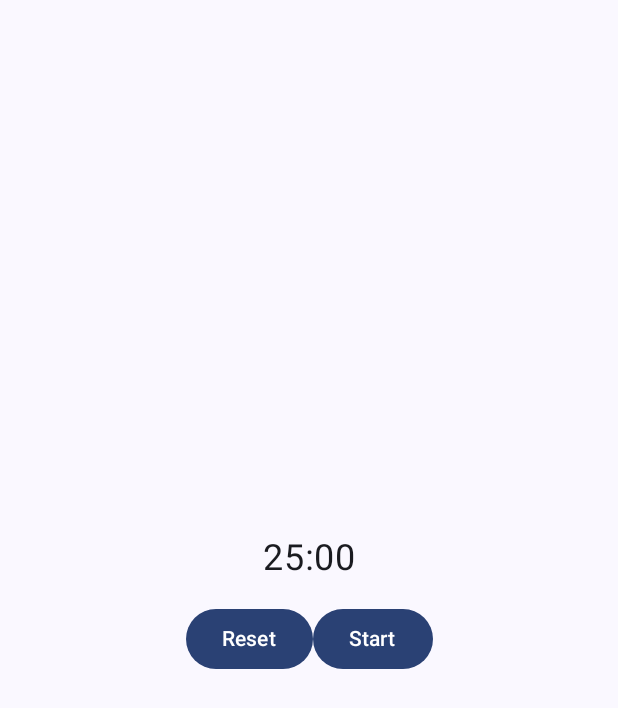
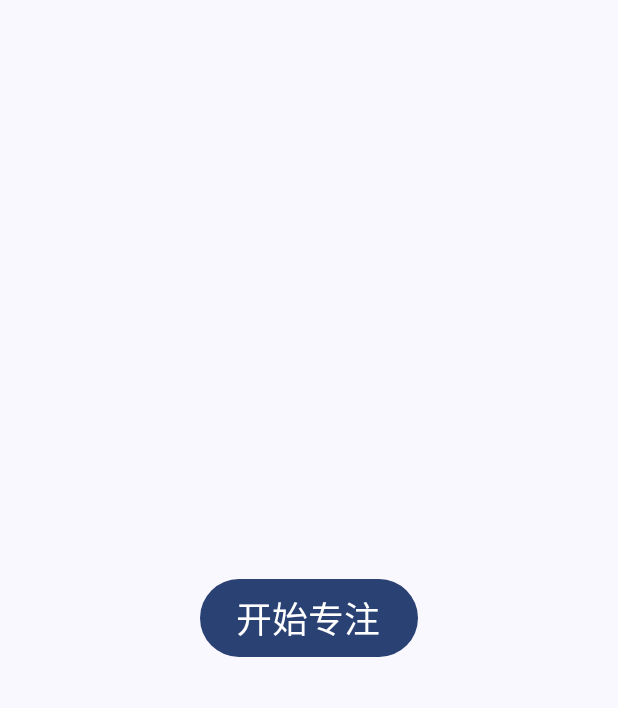
Before and after one commit to Fifate/Pomodoro, an Android app built with Jetpack Compose: the screen it shows after launch (MainActivity), on a phone screen of 412 x 824 dp. Shown: the top 708 px of the screen. Run offline under Robolectric (Android 15) with nearby library versions, the phone set to English and light mode, and no system bars.

Commit message:
feat: 初步实现番茄时钟原型系统，下一步对代码结构和ui进行优化

```diff
--- a/app/src/main/java/com/fifate/tomato_clock/MainActivity.kt
+++ b/app/src/main/java/com/fifate/tomato_clock/MainActivity.kt
@@ -11,13 +11,15 @@ import androidx.compose.foundation.layout.Arrangement
 import androidx.compose.foundation.layout.Column
 import androidx.compose.foundation.layout.Row
 import androidx.compose.foundation.layout.fillMaxSize
-import androidx.compose.foundation.layout.padding
 import androidx.compose.material3.Button
 import androidx.compose.material3.MaterialTheme
 import androidx.compose.material3.Surface
 import androidx.compose.material3.Text
 import androidx.compose.runtime.Composable
+import androidx.compose.runtime.LaunchedEffect
+import androidx.compose.runtime.derivedStateOf
 import androidx.compose.runtime.getValue
+import androidx.compose.runtime.mutableIntStateOf
 import androidx.compose.runtime.mutableStateOf
 import androidx.compose.runtime.remember
 import androidx.compose.runtime.rememberCoroutineScope
@@ -25,14 +27,16 @@ import androidx.compose.runtime.setValue
 import androidx.compose.ui.Alignment
 import androidx.compose.ui.Modifier
 import androidx.compose.ui.tooling.preview.Preview
-import androidx.compose.ui.unit.dp
 import androidx.compose.ui.unit.sp
+import com.fifate.tomato_clock.state.PomodoroState
 import com.fifate.tomato_clock.ui.theme.TomatoClockTheme
 import kotlinx.coroutines.launch
-import kotlinx.coroutines.time.delay
-import java.time.Duration
+import kotlinx.coroutines.delay
+import kotlinx.coroutines.isActive
+
 
 class MainActivity : ComponentActivity() {
+    @RequiresApi(Build.VERSION_CODES.O)
     override fun onCreate(savedInstanceState: Bundle?) {
         super.onCreate(savedInstanceState)
         enableEdgeToEdge()
@@ -50,49 +54,115 @@ class MainActivity : ComponentActivity() {
 }
 
 
-@SuppressLint("DefaultLocale")
+@RequiresApi(Build.VERSION_CODES.O)
+@SuppressLint("DefaultLocale", "CoroutineCreationDuringComposition", "UnrememberedMutableState")
 @Preview(showBackground = true)
 @Composable
 fun PomodoroTimer() {
+    var state:PomodoroState by remember { mutableStateOf(PomodoroState.INIT) }
+
+
     // State to store the initial and remaining time in seconds
-    var initialTime by remember { mutableStateOf(1500) } // 25 minutes in seconds
-    var remainingTime by remember { mutableStateOf(initialTime) }
-    // State to track the timer state
-    var isRunning by remember { mutableStateOf(false) }
+    val initialFocusTime by remember { mutableIntStateOf(1500) } // 25 minutes in seconds
+    val initBreakTime by remember { mutableIntStateOf(5*60) } // 15 minutes in seconds
+    var remainingFocusTime by remember { mutableIntStateOf(initialFocusTime) }
+    var remainingBreakTime by remember { mutableIntStateOf(initBreakTime) }
+    var overFocusTime by remember { mutableIntStateOf(0) }
+    var overBreakTime by remember { mutableIntStateOf(0) }
+    var isPause by remember { mutableStateOf(false) }
+
+
+    val timeDisplay = derivedStateOf {
+        String.format("%2d:%02d", remainingFocusTime / 60, remainingFocusTime % 60)
+    }
+
 
     // Coroutine scope
     val coroutineScope = rememberCoroutineScope()
 
     // Function to start the timer
     @RequiresApi(Build.VERSION_CODES.O)
-    fun startTimer() {
-        if (!isRunning && remainingTime > 0) {
-            coroutineScope.launch {
-                do{
-                    kotlinx.coroutines.delay(1000)
-                    if(isRunning){
-                        remainingTime--
-                    }else{
-                        break
-                    }
-                }while (remainingTime > 0)
-                // Notify when time is up
-                // ...
-                isRunning = false
-            }
-            isRunning = true
-        }
+    fun startFocus() {
+        state = PomodoroState.FOCUSING
+        isPause = false
+        remainingFocusTime = initialFocusTime
     }
 
-    // Function to pause the timer
-    fun pauseTimer() {
-        isRunning = false
+    fun focusEnd() {
+        state = PomodoroState.FOCUSED
+        overFocusTime = 0
+    }
+
+    fun startBreak() {
+        state = PomodoroState.BREAKING
+        remainingBreakTime = initBreakTime
+    }
+
+    fun breakEnd() {
+        state = PomodoroState.BROKE
+        overBreakTime = 0
+    }
+
+
+    fun pauseTimer(){
+        isPause = true
+    }
+
+    fun continueTimer(){
+        isPause = false
     }
 
     // Function to reset the timer
     fun resetTimer() {
-        isRunning = false
-        remainingTime = initialTime
+        isPause = false
+        remainingFocusTime = initialFocusTime
+        remainingBreakTime = initBreakTime
+    }
+
+    fun skipBreak(){
+        state = PomodoroState.FOCUSING
+        remainingFocusTime = initialFocusTime
+    }
+
+    fun skipFocus(){
+        state = PomodoroState.BREAKING
+        remainingBreakTime = initBreakTime
+    }
+
+    // Launch a coroutine to update the remaining time
+    LaunchedEffect(key1 = true) {
+        coroutineScope.launch {
+            while(isActive){
+                delay(1000)
+                if (isPause){
+                    continue
+                }
+                when(state){
+                    PomodoroState.INIT -> {}
+                    PomodoroState.FOCUSING -> {
+                        if (remainingFocusTime > 0) {
+                            remainingFocusTime--
+                        } else if(remainingFocusTime == 0){
+                            focusEnd()
+                        }
+                    }
+                    PomodoroState.FOCUSED -> {
+                        overFocusTime++
+                    }
+                    PomodoroState.BREAKING -> {
+                        if (remainingBreakTime > 0) {
+                            remainingBreakTime--
+                        } else if (remainingBreakTime == 0) {
+                            breakEnd()
+                        }
+                    }
+                    PomodoroState.BROKE ->{
+                        overBreakTime++
+                    }
+                }
+            }
+    }
+
     }
 
     // UI layout
@@ -101,22 +171,62 @@ fun PomodoroTimer() {
         horizontalAlignment = Alignment.CenterHorizontally,
         verticalArrangement = Arrangement.Center
     ) {
-        Text(
-            text = String.format("%d:%02d", remainingTime / 60, remainingTime % 60),
-            fontSize = 24.sp
-        )
+        if(isPause){
+            Text("暂停中",fontSize = 24.sp)
+        }
+        when(state){
+            PomodoroState.INIT -> Button(onClick = { startFocus() }){
+                Text(text = "开始专注", fontSize = 24.sp)
+            }
+            PomodoroState.FOCUSING -> Column{
 
-        Row(
-            modifier = Modifier.padding(16.dp),
-            horizontalArrangement = Arrangement.SpaceEvenly,
-            verticalAlignment = Alignment.CenterVertically
-        ) {
-            Button(onClick = { resetTimer() }) {
-                Text("Reset")
+                Text(timeDisplay.value, fontSize = 48.sp) //显示倒计时
+                Row {
+                    if (!isPause){
+                        Button(onClick = {pauseTimer()}) { Text(text = "暂停") }
+                        Button(onClick = {skipFocus()}){ Text(text="跳过", fontSize=24.sp) }
+                    }else {
+                        Button(onClick = {continueTimer()}) { Text(text = "继续") }
+                    }
+                    Button(onClick = {resetTimer()}){Text(text="重置", fontSize=24.sp)} //重置按钮
+                }
             }
-
-            Button(onClick = { if (isRunning) pauseTimer() else startTimer() }) {
-                Text(if (isRunning) "Pause" else "Start")
+            PomodoroState.FOCUSED -> Column {
+                Text(String.format("%2d:%02d", overFocusTime / 60, overFocusTime % 60), fontSize = 24.sp)
+                Text(text="专注完成，快活动活动休息一下吧！", fontSize = 48.sp)
+                Row {
+                    if (!isPause){
+                        Button(onClick = {pauseTimer()}) { Text(text = "暂停") }
+                        Button(onClick = {startBreak()}){ Text(text="开始休息", fontSize=24.sp) }
+                    }else {
+                        Button(onClick = {continueTimer()}) { Text(text = "继续") }
+                    }
+                    Button(onClick = {resetTimer()}){Text(text="重置", fontSize=24.sp)} //重置按钮
+                }
+            }
+            PomodoroState.BREAKING -> Column {
+                Text(text="休息中", fontSize = 48.sp)
+                Text(String.format("%2d:%02d", remainingBreakTime / 60, remainingBreakTime % 60), fontSize = 48.sp)
+                Row {
+                    if (!isPause){
+                        Button(onClick = {pauseTimer()}) { Text(text = "暂停") }
+                        Button(onClick = {skipBreak()}){ Text(text="跳过", fontSize=24.sp) }
+                    }else {
+                        Button(onClick = {continueTimer()}) { Text(text = "继续") }
+                    }
+                    Button(onClick = {resetTimer()}){Text(text="重置", fontSize=24.sp)} //重置按钮
+                }
+            }
+            PomodoroState.BROKE -> Column {
+                Text(String.format("%2d:%02d", overBreakTime / 60, overBreakTime % 60), fontSize = 24.sp)
+                Text(text="休息时间结束，打起精神继续加油！", fontSize = 48.sp)
+                if (!isPause){
+                    Button(onClick = {pauseTimer()}) { Text(text = "暂停") }
+                    Button(onClick = {startFocus()}){ Text(text="开始专注", fontSize=24.sp) }
+                }else {
+                    Button(onClick = {continueTimer()}) { Text(text = "继续") }
+                }
+                Button(onClick = {resetTimer()}){Text(text="重置", fontSize=24.sp)} //重置按钮
             }
         }
     }
--- /dev/null
+++ b/app/src/main/java/com/fifate/tomato_clock/state/PomodoroState.kt
@@ -0,0 +1,9 @@
+package com.fifate.tomato_clock.state
+
+enum class PomodoroState {
+    INIT, //初始
+    FOCUSING, //专注中
+    FOCUSED, //专注后
+    BREAKING, //休息中
+    BROKE,//休息后
+}
```
